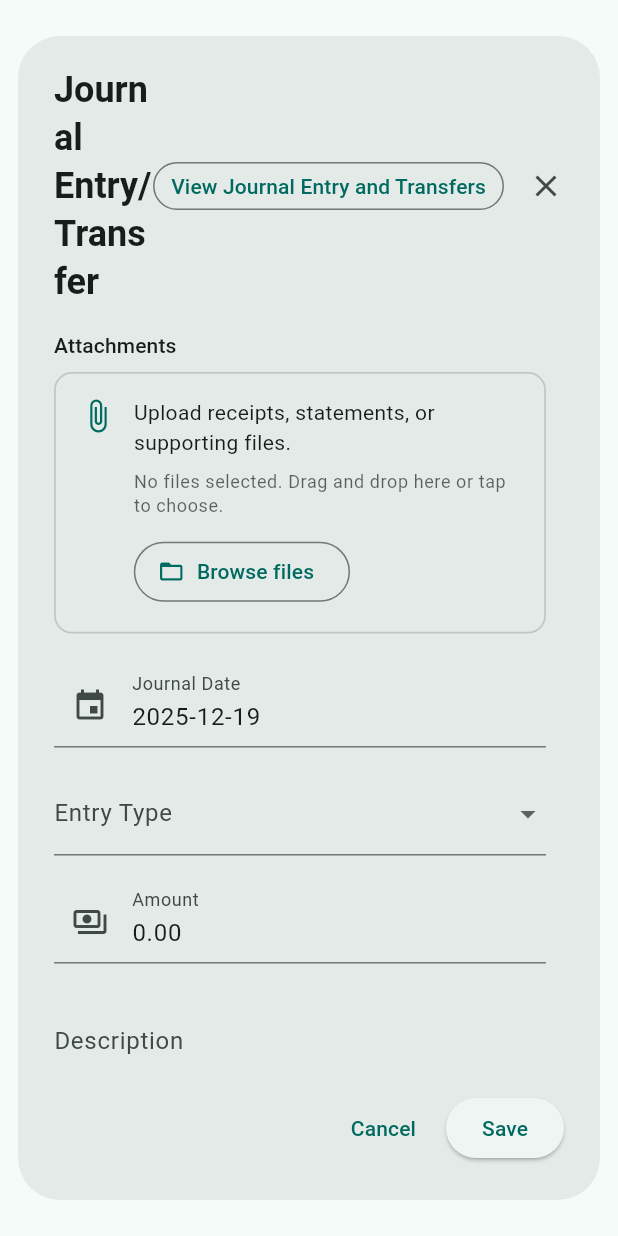
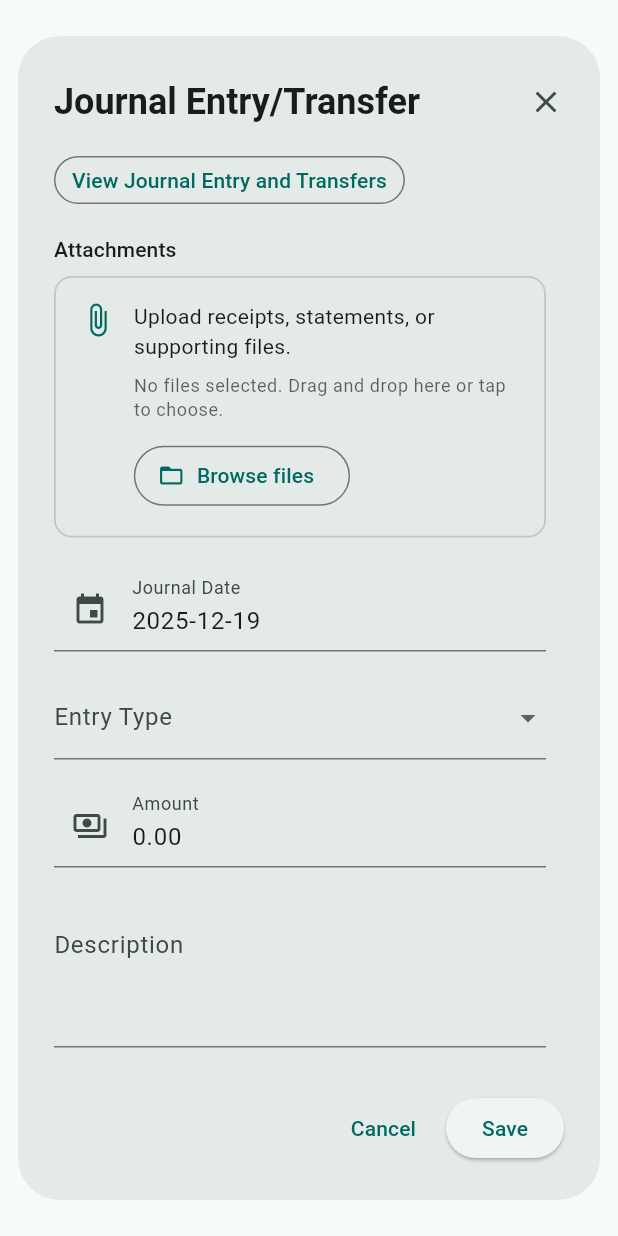
Before and after one commit to azmilazizi/kokonuts_bookkeeping, a Flutter app: the JournalEntryDialog widget shown alone on an empty page, opened directly, on a phone screen of 412 x 824 dp. Run offline on Flutter 3.47's test engine with Material 3 defaults, Android fonts, the phone set to English and light mode, and no system bars; our stand-ins replace cross_file, file_picker, shared_preferences; missing offline and left inert: dart:html, dart:ui_web, desktop_drop, syncfusion_flutter_pdfviewer; accounts and stored records are empty; network calls fail.

Commit message:
Fix journal entry dialog layout on small screens

```diff
--- a/lib/widgets/journal_entry_dialog.dart
+++ b/lib/widgets/journal_entry_dialog.dart
@@ -1,4 +1,5 @@
 import 'dart:convert';
+import 'dart:math' as math;
 import 'dart:typed_data';
 
 import 'package:file_picker/file_picker.dart';
@@ -872,26 +873,25 @@ class _JournalEntryDialogState extends State<JournalEntryDialog> {
 
   @override
   Widget build(BuildContext context) {
-    final dialogWidth = (MediaQuery.of(context).size.width * 0.92).clamp(
-      420.0,
+    final dialogWidth = math.min(
+      MediaQuery.of(context).size.width * 0.92,
       840.0,
     );
 
     return AlertDialog(
       insetPadding: const EdgeInsets.symmetric(horizontal: 12, vertical: 24),
       titlePadding: const EdgeInsets.fromLTRB(24, 20, 12, 0),
-      title: Row(
-        children: [
-          Expanded(
-            child: Text(
+      title: LayoutBuilder(
+        builder: (context, constraints) {
+          final isCompact = constraints.maxWidth < 520;
+          final titleText = Text(
             _isEditing
                 ? 'Edit Journal Entry/Transfers'
                 : 'Journal Entry/Transfer',
             style: const TextStyle(fontWeight: FontWeight.w700),
-            ),
-          ),
-          if (!_isEditing)
-            Padding(
+          );
+          final historyButton = !_isEditing
+              ? Padding(
                   padding: const EdgeInsets.only(right: 4),
                   child: OutlinedButton(
                     style: OutlinedButton.styleFrom(
@@ -904,13 +904,43 @@ class _JournalEntryDialogState extends State<JournalEntryDialog> {
                     onPressed: _openJournalHistory,
                     child: const Text('View Journal Entry and Transfers'),
                   ),
-            ),
+                )
+              : null;
+
+          if (!isCompact) {
+            return Row(
+              children: [
+                Expanded(child: titleText),
+                if (historyButton != null) historyButton,
                 IconButton(
                   tooltip: 'Close',
                   onPressed: () => Navigator.of(context).pop(),
                   icon: const Icon(Icons.close),
                 ),
               ],
+            );
+          }
+
+          return Column(
+            crossAxisAlignment: CrossAxisAlignment.start,
+            children: [
+              Row(
+                children: [
+                  Expanded(child: titleText),
+                  IconButton(
+                    tooltip: 'Close',
+                    onPressed: () => Navigator.of(context).pop(),
+                    icon: const Icon(Icons.close),
+                  ),
+                ],
+              ),
+              if (historyButton != null) ...[
+                const SizedBox(height: 8),
+                Align(alignment: Alignment.centerLeft, child: historyButton),
+              ],
+            ],
+          );
+        },
       ),
       content: SizedBox(
         width: dialogWidth,
```
Lines whose indentation alone changed are shown as unchanged.
